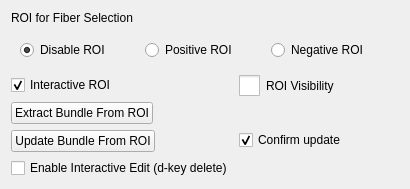
Above: Modules/Loadable/TractographyDisplay/Widgets/Resources/UI/qSlicerTractographyEditorROIWidget.ui from SlicerDMRI/SlicerDMRI before the change. Below: the same form after it.
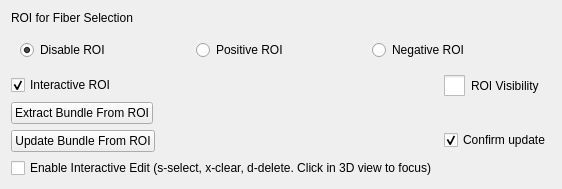
That is the form after the change. Icons and pictures are not drawn. Custom widgets are drawn as their Qt base class.

Commit message: ENH: Added help text for the edit fibers checkbox

```diff
--- a/Modules/Loadable/TractographyDisplay/Widgets/Resources/UI/qSlicerTractographyEditorROIWidget.ui
+++ b/Modules/Loadable/TractographyDisplay/Widgets/Resources/UI/qSlicerTractographyEditorROIWidget.ui
@@ -177,7 +177,7 @@
    <item row="5" column="0">
     <widget class="QCheckBox" name="EnableFiberEdit">
      <property name="text">
-      <string>Enable Interactive Edit (d-key delete)</string>
+      <string>Enable Interactive Edit (s-select, x-clear, d-delete. Click in 3D view to focus)</string>
      </property>
      <property name="checked">
        <bool>false</bool>
```
